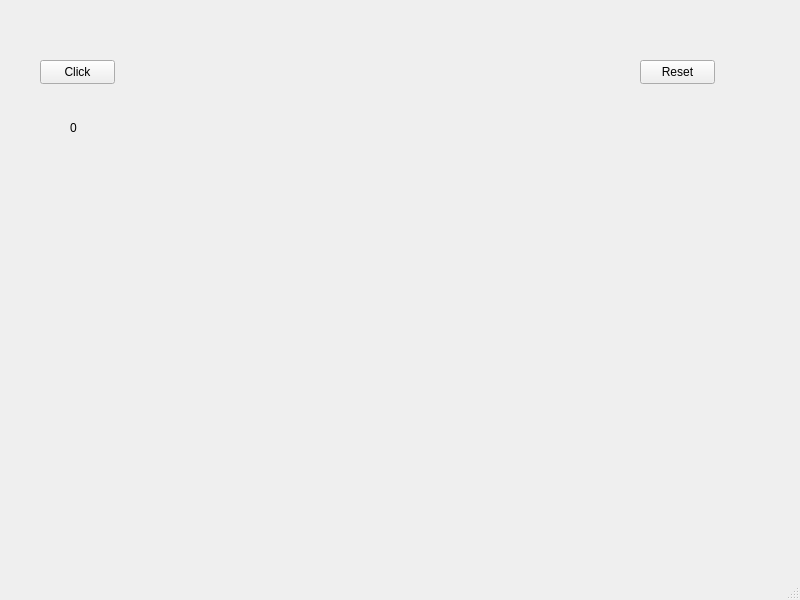
Before: the Qt Designer form mainwindow.ui in brettkwak/DodgeTimer, drawn with Qt 5.
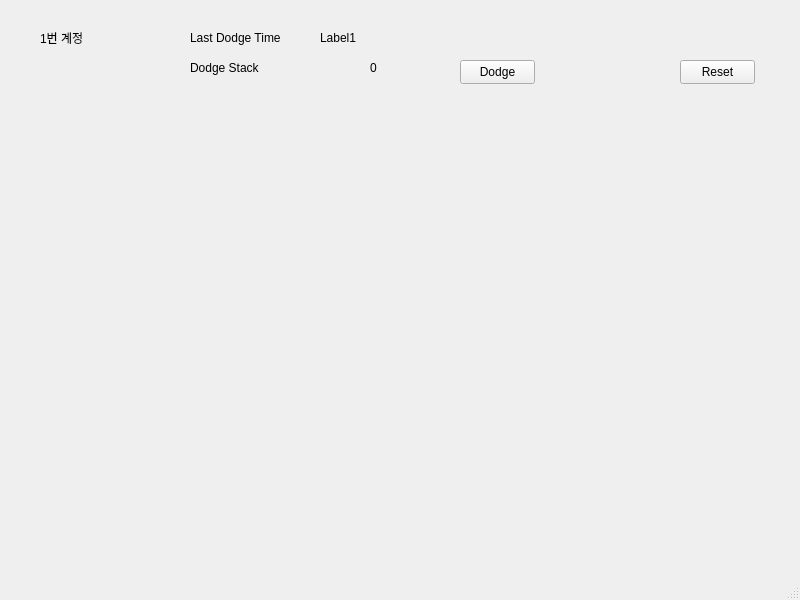
After: the same form once the commit is applied.

```diff
--- a/mainwindow.ui
+++ b/mainwindow.ui
@@ -17,34 +17,34 @@
    <widget class="QPushButton" name="TButton1">
     <property name="geometry">
      <rect>
-      <x>40</x>
+      <x>460</x>
       <y>60</y>
       <width>75</width>
       <height>24</height>
      </rect>
     </property>
     <property name="text">
-     <string>Click</string>
+     <string>Dodge</string>
     </property>
    </widget>
    <widget class="QLabel" name="TLabel1">
     <property name="geometry">
      <rect>
-      <x>20</x>
-      <y>90</y>
+      <x>320</x>
+      <y>30</y>
       <width>121</width>
       <height>16</height>
      </rect>
     </property>
     <property name="text">
-     <string/>
+     <string>Label1</string>
     </property>
    </widget>
    <widget class="QLabel" name="DLabel1">
     <property name="geometry">
      <rect>
-      <x>70</x>
-      <y>120</y>
+      <x>370</x>
+      <y>60</y>
       <width>16</width>
       <height>16</height>
      </rect>
@@ -56,7 +56,7 @@
    <widget class="QPushButton" name="Button_Reset">
     <property name="geometry">
      <rect>
-      <x>640</x>
+      <x>680</x>
       <y>60</y>
       <width>75</width>
       <height>24</height>
@@ -66,6 +66,45 @@
      <string>Reset</string>
     </property>
    </widget>
+   <widget class="QLabel" name="label">
+    <property name="geometry">
+     <rect>
+      <x>40</x>
+      <y>30</y>
+      <width>48</width>
+      <height>16</height>
+     </rect>
+    </property>
+    <property name="text">
+     <string>1번 계정</string>
+    </property>
+   </widget>
+   <widget class="QLabel" name="label_2">
+    <property name="geometry">
+     <rect>
+      <x>190</x>
+      <y>60</y>
+      <width>71</width>
+      <height>16</height>
+     </rect>
+    </property>
+    <property name="text">
+     <string>Dodge Stack</string>
+    </property>
+   </widget>
+   <widget class="QLabel" name="label_3">
+    <property name="geometry">
+     <rect>
+      <x>190</x>
+      <y>30</y>
+      <width>91</width>
+      <height>16</height>
+     </rect>
+    </property>
+    <property name="text">
+     <string>Last Dodge Time</string>
+    </property>
+   </widget>
   </widget>
   <widget class="QMenuBar" name="menubar">
    <property name="geometry">
```
